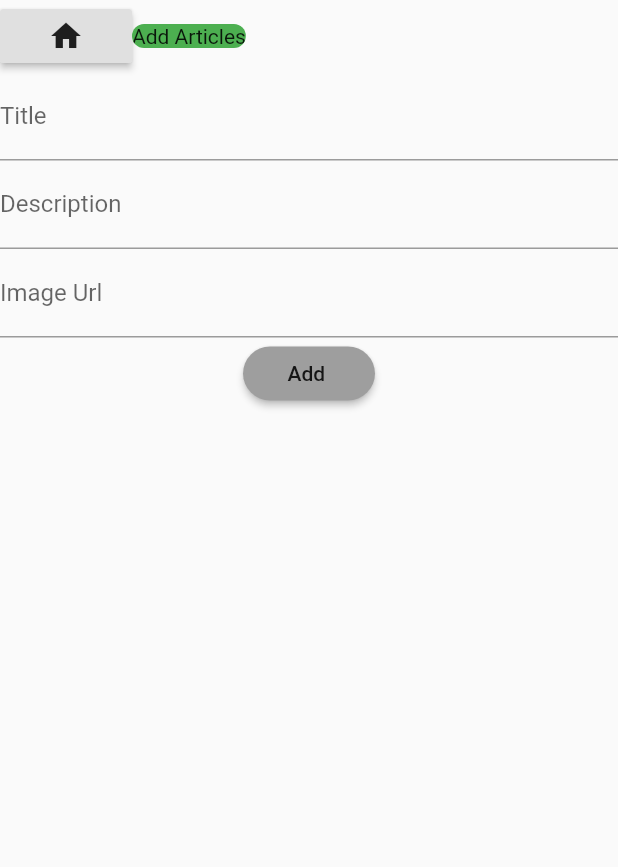
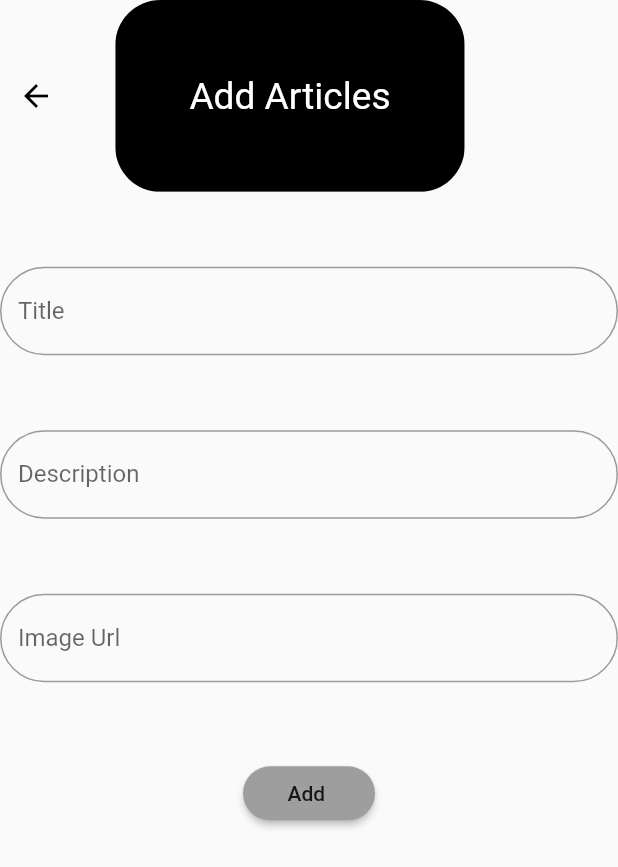
Before and after one commit to gauravmishra-17/Articles, a Flutter app: the screen it shows after launch, after a tap on "Add Articles", on a phone screen of 412 x 824 dp. Shown: the top 867 px of the screen. Run offline on Flutter 3.47's test engine with Material 2 defaults, Android fonts, the phone set to English and light mode, and no system bars; our stand-ins replace cloud_firestore, firebase_core; accounts and stored records are empty; network calls fail.

Commit message:
made the UI components beautiful

```diff
--- a/lib/main.dart
+++ b/lib/main.dart
@@ -14,7 +14,7 @@ class MyApp extends StatelessWidget {
   Widget build(BuildContext context) {
     return MaterialApp(
       title: 'Articles',
-
+      debugShowCheckedModeBanner: false,
       //instance of a class which first displays the widget when the app builds.
       home: MyHomePage(),
     );
--- a/lib/screens/add_articles.dart
+++ b/lib/screens/add_articles.dart
@@ -1,4 +1,5 @@
 import 'package:articles_/services/database.dart';
+import 'package:articles_/size_config.dart';
 import 'package:flutter/material.dart';
 
 class AddArticles extends StatefulWidget {
@@ -11,33 +12,58 @@ class _AddArticlesState extends State<AddArticles> {
   String title = "";
   String description = "";
   String imageUrl = "";
+  final titleHolder = TextEditingController();
+  final descriptionHolder = TextEditingController();
+  final imageUrlHolder = TextEditingController();
+  final _formkey = GlobalKey<FormState>();
+  clearTextInput() {
+    titleHolder.clear();
+    descriptionHolder.clear();
+    imageUrlHolder.clear();
+  }
 
-  final _formkey = GlobalKey<FormState>();
   @override
   Widget build(BuildContext context) {
+    SizeConfig().init(context);
     return SafeArea(
       child: Scaffold(
+        resizeToAvoidBottomInset: false,
         body: Column(
           children: <Widget>[
-            Row(children: <Widget>[
             //button to pop the widget and go back on navigation stack
-              RaisedButton(
-                child: Icon(Icons.home),
+            Row(
+              children: <Widget>[
+                BackButton(
+                  color: Colors.black,
                   onPressed: () {
                     Navigator.pop(context);
                   },
                 ),
+
                 //title for the below form field
+                SizedBox(
+                  width: SizeConfig.safeBlockHorizontal * 7,
+                ),
                 ClipRRect(
                   borderRadius: BorderRadius.circular(30),
                   child: Container(
-                  child: Text("Add Articles"),
+                    padding: EdgeInsets.all(SizeConfig.safeBlockVertical * 6),
+                    child: Text(
+                      "Add Articles",
+                      style: TextStyle(
+                          color: Colors.white,
+                          fontSize: SizeConfig.safeBlockVertical * 3),
+                    ),
                     decoration: BoxDecoration(
-                    color: Colors.green,
+                      color: Colors.black,
                     ),
                   ),
                 ),
-            ]),
+              ],
+            ),
+            SizedBox(
+              height: 50,
+            ),
             //Form to accept the input
             Form(
               key: _formkey,
@@ -45,9 +71,11 @@ class _AddArticlesState extends State<AddArticles> {
                 children: [
                   //input field to accept the title
                   TextFormField(
+                    controller: titleHolder,
                     decoration: InputDecoration(
                         labelText: 'Title',
-                    ),
+                        border: OutlineInputBorder(
+                            borderRadius: BorderRadius.circular(32.0))),
                     validator: (val) => val.isEmpty ? "Enter Title" : null,
                     onChanged: (val) {
                       setState(() {
@@ -55,11 +83,16 @@ class _AddArticlesState extends State<AddArticles> {
                       });
                     },
                   ),
+                  SizedBox(
+                    height: 50,
+                  ),
                   //input field to accept the description
                   TextFormField(
+                    controller: descriptionHolder,
                     decoration: InputDecoration(
                         labelText: 'Description',
-                    ),
+                        border: OutlineInputBorder(
+                            borderRadius: BorderRadius.circular(32.0))),
                     validator: (val) =>
                         val.isEmpty ? "Enter Description" : null,
                     onChanged: (val) {
@@ -68,17 +101,25 @@ class _AddArticlesState extends State<AddArticles> {
                       });
                     },
                   ),
+                  SizedBox(
+                    height: 50,
+                  ),
                   //input field to accept the image url
                   TextFormField(
+                    controller: imageUrlHolder,
                     decoration: InputDecoration(
                         labelText: 'Image Url',
-                    ),
+                        border: OutlineInputBorder(
+                            borderRadius: BorderRadius.circular(32.0))),
                     validator: (val) => val.isEmpty ? "Enter Image Url" : null,
                     onChanged: (val) {
                       setState(() {
                         imageUrl = val;
                       });
                     },
+                  ),
+                  SizedBox(
+                    height: 50,
                   ),
                   //clickable button to upload the input to Firestore
                   RaisedButton(
@@ -95,6 +136,7 @@ class _AddArticlesState extends State<AddArticles> {
                           await DatabaseService()
                               .updateArticle(title, description, imageUrl);
                         }
+                        clearTextInput();
                       }),
                 ],
               ),
--- a/lib/screens/home.dart
+++ b/lib/screens/home.dart
@@ -10,11 +10,14 @@ class MyHomePage extends StatelessWidget {
       appBar: AppBar(
         //title describing the contents of the body
         title: Text("Articles"),
+        elevation: .1,
+        backgroundColor: Color.fromRGBO(49, 87, 110, 1.0),
       ),
       body: Center(
         child: Column(
           //contains the widgets that will be displayed in the body
-          crossAxisAlignment: CrossAxisAlignment.start,
+
+          mainAxisAlignment: MainAxisAlignment.center,
           children: <Widget>[
             //a clickable button which on pressing navigates to and builds a widget on the stack
             RaisedButton(
```
Also changed, not shown: lib/widgets/articles_card.dart (+39 -7 lines), lib/size_config.dart (renamed from lib/widgets/size_config.dart). Lines whose indentation alone changed are shown as unchanged.
